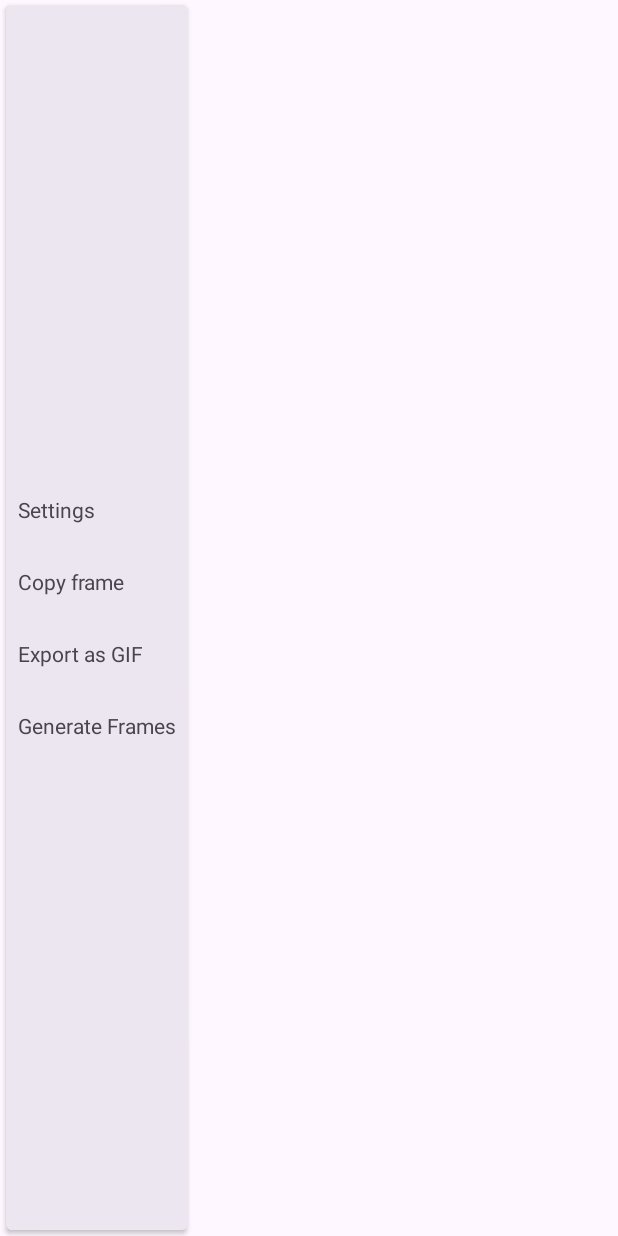
After one commit to alexanderbliznyuk/LivePictures, an Android app: the layout popup_more_options.xml on its own in the app's theme, with its tools: preview values and no code run, on a phone screen of 412 x 824 dp. The commit adds this screen. Run offline under Robolectric (Android 15) with nearby library versions, the phone set to English and light mode, and no system bars.

Commit message:
add more menu popup

```diff
--- /dev/null
+++ b/app/src/main/res/layout/popup_more_options.xml
@@ -0,0 +1,43 @@
+<?xml version="1.0" encoding="utf-8"?>
+<FrameLayout xmlns:android="http://schemas.android.com/apk/res/android"
+    android:layout_width="wrap_content"
+    android:layout_height="match_parent">
+
+    <LinearLayout
+        android:layout_width="wrap_content"
+        android:layout_height="match_parent"
+        android:layout_margin="4dp"
+        android:background="@drawable/popup_bkg"
+        android:elevation="2dp"
+        android:gravity="center_vertical"
+        android:orientation="vertical">
+
+        <TextView
+            android:id="@+id/settings"
+            style="@style/MoreMenuItem"
+            android:layout_width="match_parent"
+            android:layout_height="48dp"
+            android:text="@string/more_settings" />
+
+        <TextView
+            android:id="@+id/copyFrame"
+            style="@style/MoreMenuItem"
+            android:layout_width="match_parent"
+            android:layout_height="48dp"
+            android:text="@string/more_copy_frame" />
+
+        <TextView
+            android:id="@+id/exportGif"
+            style="@style/MoreMenuItem"
+            android:layout_width="match_parent"
+            android:layout_height="48dp"
+            android:text="@string/more_export" />
+
+        <TextView
+            android:id="@+id/generateFrames"
+            style="@style/MoreMenuItem"
+            android:layout_width="match_parent"
+            android:layout_height="48dp"
+            android:text="@string/more_generate" />
+    </LinearLayout>
+</FrameLayout>
--- a/app/src/main/res/values/dimens.xml
+++ b/app/src/main/res/values/dimens.xml
@@ -19,4 +19,6 @@
 
     <dimen name="cmd_list_item_spacing">4dp</dimen>
 
+    <dimen name="more_menu_popup_height">200dp</dimen>
+
 </resources>
--- a/app/src/main/res/values/strings.xml
+++ b/app/src/main/res/values/strings.xml
@@ -18,6 +18,12 @@
     <string name="tooltip_tool_cmd_list">Frame\'s drawn commands</string>
     <string name="tooltip_next_frame">Next Frame</string>
     <string name="tooltip_prev_frame">Previous Frame</string>
+    <string name="tooltip_more_menu">More menu</string>
+
+    <string name="more_settings">Settings</string>
+    <string name="more_copy_frame">Copy frame</string>
+    <string name="more_export">Export as GIF</string>
+    <string name="more_generate">Generate Frames</string>
 
     <string name="tooltip_shape_square">Square</string>
     <string name="tooltip_shape_circle">Circle</string>
--- a/app/src/main/res/values/styles.xml
+++ b/app/src/main/res/values/styles.xml
@@ -13,4 +13,12 @@
     <style name="ToolButton.Tintable">
         <item name="tint">@color/tool_button_selector</item>
     </style>
+
+    <style name="MoreMenuItem">
+        <item name="android:background">?selectableItemBackground</item>
+        <item name="android:gravity">center_vertical</item>
+        <item name="android:paddingStart">8dp</item>
+        <item name="android:paddingEnd">8dp</item>
+        <item name="android:clickable">true</item>
+    </style>
 </resources>
```
Also changed, not shown: app/src/main/java/com/blizniuk/livepictures/ui/home/MainActivity.kt (+39 -3 lines), app/src/main/res/drawable/ic_settings.xml (added, +9 -0 lines), app/src/main/res/layout/activity_main.xml (+11 -0 lines).
